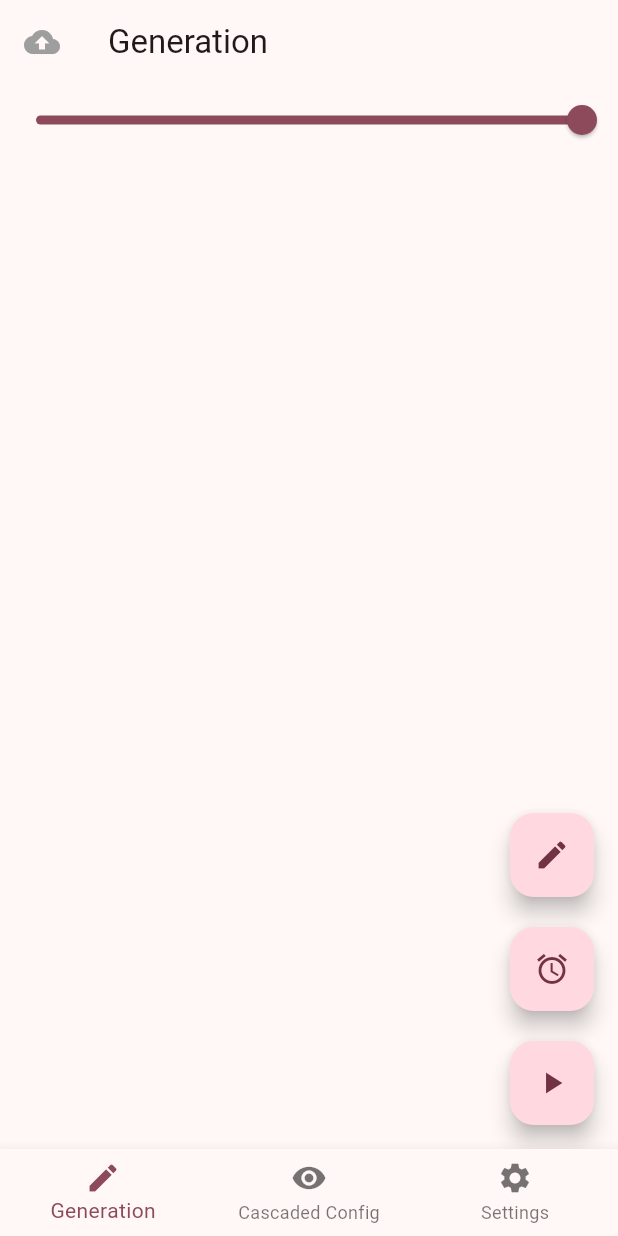
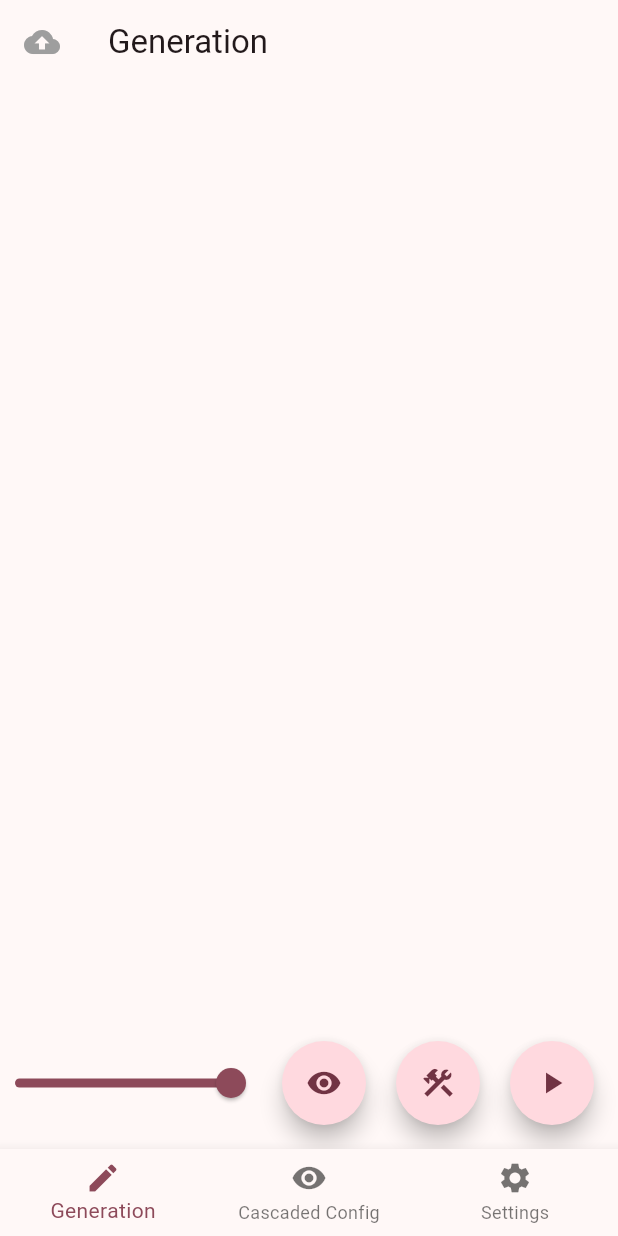
Before and after one commit to Exception0x0194/NAI-Generator-Flutter, a Flutter app: the screen it shows after launch, on a phone screen of 412 x 824 dp. Run offline on Flutter 3.47's test engine with Material 3 defaults, Android fonts, the light colour scheme and no system bars; drawn by our look-alikes of flutter_speed_dial; our stand-ins replace another_flushbar, file_picker; missing offline and left inert: image_save, universal_html; Roboto replaces fonts that are missing (Noto).

Commit message:
添加了多行视图的功能

```diff
--- a/lib/models/info_manager.dart
+++ b/lib/models/info_manager.dart
@@ -35,6 +35,7 @@ class InfoManager with ChangeNotifier {
   bool isGenerating = false;
 
   bool showCompactPromptView = false;
+  bool showInfoForImg = true;
 
   Map<String, dynamic> toJson() {
     return {
@@ -116,6 +117,7 @@ class InfoManager with ChangeNotifier {
               img: img,
               info: {
                 'filename': filename,
+                'idx': infoIdx,
                 'log': (data['comment'] as String).substring(1),
                 'prompt': data['body']['input'],
                 'seed': data['body']['parameters']['seed'],
--- a/lib/screens/generator_screen.dart
+++ b/lib/screens/generator_screen.dart
@@ -1,10 +1,12 @@
+import 'package:flutter/cupertino.dart';
 import 'package:flutter/gestures.dart';
 import 'package:flutter/material.dart';
-import 'package:nai_casrand/models/utils.dart';
-import 'package:nai_casrand/widgets/generation_info_widget.dart';
+import 'package:flutter/widgets.dart';
+import 'package:flutter_speed_dial/flutter_speed_dial.dart';
 
 import '../models/info_manager.dart';
-
+import '../models/utils.dart';
+import '../widgets/generation_info_widget.dart';
 import '../widgets/blinking_icon.dart';
 
 class PromptGenerationScreen extends StatefulWidget {
@@ -29,8 +31,20 @@ class PromptGenerationScreenState extends State<PromptGenerationScreen> {
         title: const Text('Generation'),
       ),
       body: Column(children: [
-        Slider(
-          min: 0.5,
+        Expanded(
+            child: Align(
+          alignment: Alignment.bottomCenter,
+          child: _buildGenerationInfoList(),
+        ))
+      ]),
+      floatingActionButtonLocation: FloatingActionButtonLocation.endFloat,
+      floatingActionButton: Row(
+        mainAxisAlignment: MainAxisAlignment.end,
+        children: [
+          SizedBox(
+              height: 40,
+              child: Slider(
+                min: 0.3,
                 max: 1.0,
                 value: _boxHeight,
                 onChanged: (newHeight) {
@@ -39,49 +53,60 @@ class PromptGenerationScreenState extends State<PromptGenerationScreen> {
                   });
                 },
                 label: "Adjust image height",
+              )),
+          const SizedBox(width: 10),
+          SpeedDial(
+            icon: Icons.visibility,
+            renderOverlay: false,
+            closeManually: true,
+            spaceBetweenChildren: 4,
+            children: [
+              SpeedDialChild(
+                child: const Icon(Icons.menu),
+                label: 'Toggle show image with info',
+                onTap: () => setState(() {
+                  InfoManager().showInfoForImg = !InfoManager().showInfoForImg;
+                }),
               ),
-        Expanded(
-            child: Align(
-          alignment: Alignment.bottomCenter,
-          child: _buildResponsiveLayout(),
-        ))
-      ]),
-      floatingActionButtonLocation: FloatingActionButtonLocation.endFloat,
-      floatingActionButton: Column(
-        mainAxisAlignment: MainAxisAlignment.end,
+            ],
+          ),
+          const SizedBox(width: 20),
+          SpeedDial(
+            icon: Icons.construction,
+            renderOverlay: false,
+            closeManually: true,
+            spaceBetweenChildren: 4,
             children: [
+              SpeedDialChild(
+                child: Icon(Icons.edit),
+                label: 'Generate one prompt',
+                onTap: _generatePrompt,
+              ),
+              SpeedDialChild(
+                child: Icon(Icons.alarm),
+                label: 'Set number of requests',
+                onTap: _setRequestsNum,
+              ),
+            ],
+          ),
+          const SizedBox(width: 20),
           FloatingActionButton(
-              onPressed: _generatePrompt,
-              tooltip: 'Generate one prompt',
-              child: const Icon(Icons.edit)),
-          const SizedBox(
-            height: 20,
+            tooltip: 'Toggle generation',
+            onPressed: _toggleGeneration,
+            shape: CircleBorder(),
+            child: Icon(
+                InfoManager().isGenerating ? Icons.stop : Icons.play_arrow),
           ),
-          FloatingActionButton(
-              onPressed: _setRequestsNum,
-              tooltip: 'Set number of requests',
-              child: const Icon(Icons.alarm)),
-          const SizedBox(
-            height: 20,
-          ),
-          FloatingActionButton(
-              onPressed: _toggleGeneration,
-              tooltip: 'Toggle generation',
-              child: InfoManager().isGenerating
-                  ? const Icon(Icons.stop)
-                  : const Icon(Icons.play_arrow))
         ],
       ),
     );
   }
 
-  Widget _buildResponsiveLayout() {
+  Widget _buildGenerationInfoList() {
     return Padding(
         padding: const EdgeInsets.only(bottom: 20),
         child: LayoutBuilder(builder: (context, constraints) {
-          return SizedBox(
-              height: _boxHeight * constraints.maxHeight,
-              child: Scrollbar(
+          return Scrollbar(
             controller: _scrollController,
             thickness: 20,
             radius: const Radius.circular(10),
@@ -95,18 +120,40 @@ class PromptGenerationScreenState extends State<PromptGenerationScreen> {
                   );
                 }
               },
-                  child: ListView.builder(
+              child: ListView(
                 scrollDirection: Axis.horizontal,
                 controller: _scrollController,
-                    itemCount: InfoManager().generationInfos.length,
-                    itemBuilder: (context, index) {
-                      return GenerationInfoWidget(
-                          info: InfoManager().generationInfos[index]);
-                    },
+                children: _buildColumns(),
               ),
             ),
-              ));
+          );
         }));
+  }
+
+  List<Widget> _buildColumns() {
+    var columnItems = (1 / _boxHeight).floor();
+    List<Widget> columns = [];
+    List<dynamic> infos = InfoManager().generationInfos;
+    for (int i = 0; i < infos.length; i += columnItems) {
+      int end =
+          (i + columnItems > infos.length) ? infos.length : i + columnItems;
+      var col = LayoutBuilder(builder: ((context, constraints) {
+        List<Widget> columnChildren = [];
+        for (int j = i; j < end; j++) {
+          columnChildren.add(Align(
+              alignment: Alignment.topRight,
+              child: SizedBox(
+                  height: _boxHeight * constraints.maxHeight,
+                  child: GenerationInfoWidget(info: infos[j]))));
+        }
+        return Column(
+          crossAxisAlignment: CrossAxisAlignment.end,
+          children: columnChildren,
+        );
+      }));
+      columns.add(col);
+    }
+    return columns;
   }
 
   void _generatePrompt() async {
--- a/pubspec.yaml
+++ b/pubspec.yaml
@@ -43,8 +43,8 @@ dependencies:
   http: ^1.2.1
   universal_html: ^2.2.4
   image_save: ^5.0.0
-  flutter_staggered_grid_view: ^0.7.0
   another_flushbar: ^1.12.30
+  flutter_speed_dial: ^7.0.0
 
 dev_dependencies:
   flutter_test:
```
Also changed, not shown: lib/widgets/generation_info_widget.dart (+28 -16 lines), pubspec.lock. Lines whose indentation alone changed are shown as unchanged.
